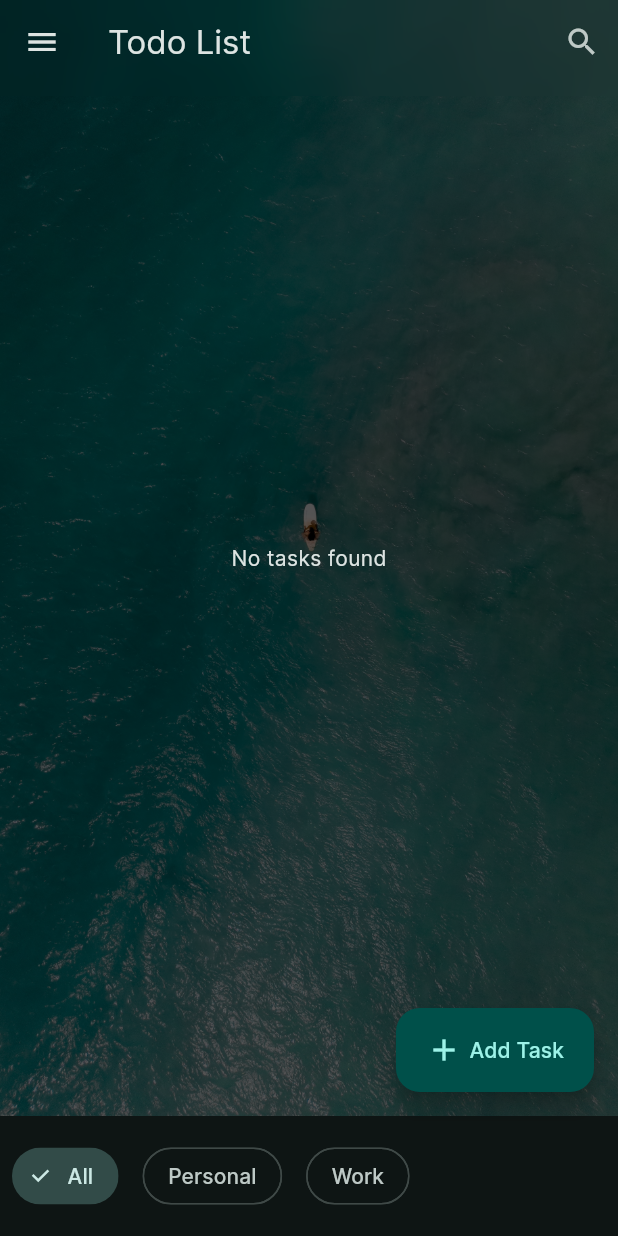
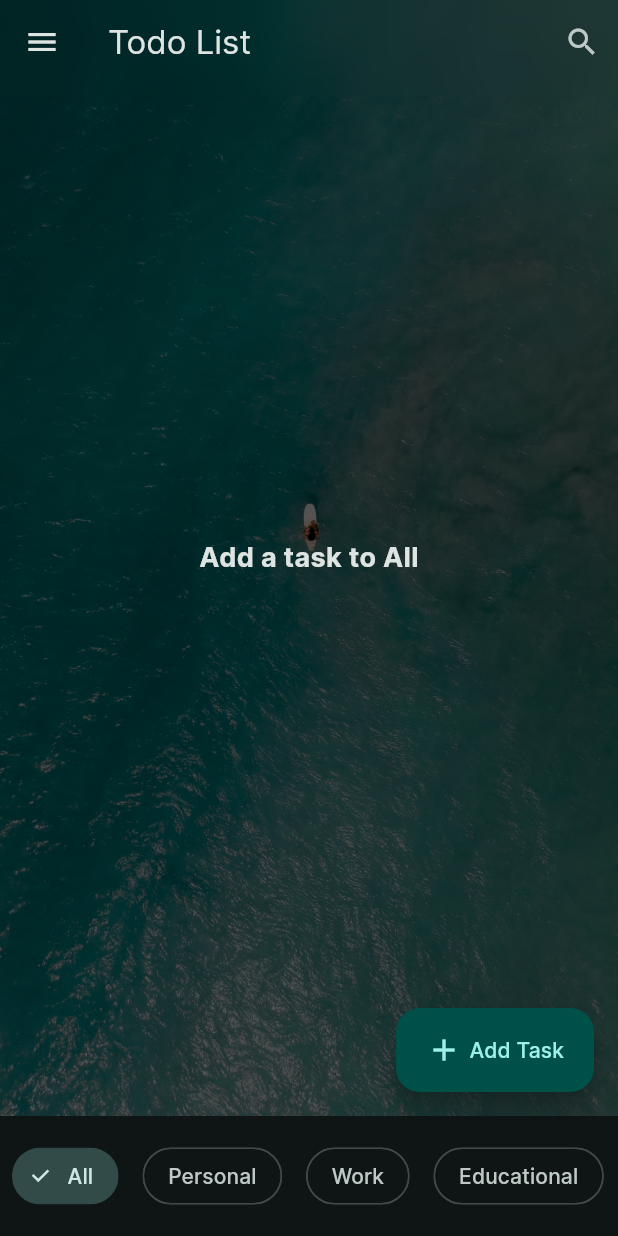
Before and after one commit to indezah/taskapolis, a Flutter app: the screen it shows once a user with an empty profile is signed in, on a phone screen of 412 x 824 dp. Run offline on Flutter 3.47's test engine with Material 2 defaults, Android fonts, the phone set to English and light mode, and no system bars; our stand-ins replace cloud_firestore, firebase_auth, firebase_core, flutter_colorpicker; accounts and stored records are empty.

Commit message:
finished filters

```diff
--- a/lib/pages/home.dart
+++ b/lib/pages/home.dart
@@ -22,7 +22,6 @@ class HomePage extends StatefulWidget {
 List<String> list = <String>['One', 'Two', 'Three', 'Four'];
 
 class _HomePageState extends State<HomePage> with TickerProviderStateMixin {
-  String selectedCategory = 'Personal';
   String selectedFilter = 'All';
   final String userId =
       FirebaseAuth.instance.currentUser!.uid; // Get the current user's ID
@@ -122,7 +121,7 @@ class _HomePageState extends State<HomePage> with TickerProviderStateMixin {
         ),
       ),
       body: Container(
-        decoration: const BoxDecoration(
+        decoration: BoxDecoration(
           //   gradient: LinearGradient(
           //       colors: [
           //         const Color(0xFF3366FF),
@@ -144,26 +143,30 @@ class _HomePageState extends State<HomePage> with TickerProviderStateMixin {
           stream: FirebaseFirestore.instance
               .collection('tasks')
               .where('uid', isEqualTo: userId)
-              .where('category',
-                  isEqualTo: selectedFilter == "All"
-                      ? ["Personal", "Work", "Educational"]
-                      : selectedFilter)
               .snapshots(),
           builder:
               (BuildContext context, AsyncSnapshot<QuerySnapshot> snapshot) {
             if (snapshot.hasError) {
-              return const Text('Something went wrong');
+              return const Center(
+                child: Text('Something went wrong'),
+              );
             }
 
             if (snapshot.connectionState == ConnectionState.waiting) {
-              return const Text("Loading");
+              return const Center(
+                child: CircularProgressIndicator(),
+              );
             }
 
             // if empty show empty message
             if (snapshot.data!.docs.isEmpty) {
-              return const Center(
-                child: Text('No tasks found'),
-              );
+              return Center(
+                  child: Text('Add a task to $selectedFilter',
+                      style: TextStyle(
+                        fontSize: 18,
+                        fontWeight: FontWeight.bold,
+                        color: Theme.of(context).colorScheme.onBackground,
+                      )));
             }
 
             // Sort tasks into "Today" and "Later"
@@ -181,6 +184,12 @@ class _HomePageState extends State<HomePage> with TickerProviderStateMixin {
             for (DocumentSnapshot document in snapshot.data!.docs) {
               Map<String, dynamic> data =
                   document.data() as Map<String, dynamic>;
+
+              // Assuming 'category' is the field name in your Firestore document
+              String? taskCategory = data['category'];
+
+              // Replace 'desiredCategory' with the category you want to filter
+              if (selectedFilter == "All") {
                 DateTime? taskDate = data['timestamp'] != null
                     ? (data['timestamp'] as Timestamp).toDate()
                     : null;
@@ -201,6 +210,44 @@ class _HomePageState extends State<HomePage> with TickerProviderStateMixin {
                   } else {
                     laterTasks.add(document);
                   }
+                }
+              } else {
+                if (taskCategory == selectedFilter) {
+                  DateTime? taskDate = data['timestamp'] != null
+                      ? (data['timestamp'] as Timestamp).toDate()
+                      : null;
+                  bool isToday = taskDate != null &&
+                      now.year == taskDate.year &&
+                      now.month == taskDate.month &&
+                      now.day == taskDate.day;
+                  bool isOverdue = taskDate != null &&
+                      taskDate.isBefore(DateTime(now.year, now.month, now.day));
+                  bool isCompleted = data['completed'];
+                  if (isCompleted) {
+                    completedTasks.add(document);
+                  } else {
+                    if (isOverdue) {
+                      overdueTasks.add(document);
+                    } else if (isToday) {
+                      todayTasks.add(document);
+                    } else {
+                      laterTasks.add(document);
+                    }
+                  }
+                }
+              }
+              if (todayTasks.isEmpty &&
+                  overdueTasks.isEmpty &&
+                  laterTasks.isEmpty &&
+                  completedTasks.isEmpty) {
+                return Center(
+                  child: Text('Add a task to $selectedFilter',
+                      style: TextStyle(
+                        fontSize: 18,
+                        fontWeight: FontWeight.bold,
+                        color: Theme.of(context).colorScheme.onBackground,
+                      )),
+                );
               }
             }
 
@@ -358,6 +405,97 @@ class _HomePageState extends State<HomePage> with TickerProviderStateMixin {
                       },
                     ),
                   ),
+                  Padding(
+                    padding: const EdgeInsets.all(8.0),
+                    child: FilterChip(
+                      selected: selectedFilter == 'Educational',
+                      shape: RoundedRectangleBorder(
+                        borderRadius: BorderRadius.circular(40),
+                      ),
+                      label: const Text('Educational'),
+                      onSelected: (bool value) {
+                        setState(() {
+                          selectedFilter = 'Educational';
+                        });
+                      },
+                    ),
+                  ),
+                  Padding(
+                    padding: const EdgeInsets.all(8.0),
+                    child: FilterChip(
+                      selected: selectedFilter == 'Health',
+                      shape: RoundedRectangleBorder(
+                        borderRadius: BorderRadius.circular(40),
+                      ),
+                      label: const Text('Health'),
+                      onSelected: (bool value) {
+                        setState(() {
+                          selectedFilter = 'Health';
+                        });
+                      },
+                    ),
+                  ),
+                  Padding(
+                    padding: const EdgeInsets.all(8.0),
+                    child: FilterChip(
+                      selected: selectedFilter == 'Finance',
+                      shape: RoundedRectangleBorder(
+                        borderRadius: BorderRadius.circular(40),
+                      ),
+                      label: const Text('Finance'),
+                      onSelected: (bool value) {
+                        setState(() {
+                          selectedFilter = 'Finance';
+                        });
+                      },
+                    ),
+                  ),
+                  Padding(
+                    padding: const EdgeInsets.all(8.0),
+                    child: FilterChip(
+                      selected: selectedFilter == 'Family',
+                      shape: RoundedRectangleBorder(
+                        borderRadius: BorderRadius.circular(40),
+                      ),
+                      label: const Text('Family'),
+                      onSelected: (bool value) {
+                        setState(() {
+                          selectedFilter = 'Family';
+                        });
+                      },
+                    ),
+                  ),
+                  Padding(
+                    padding: const EdgeInsets.all(8.0),
+                    child: FilterChip(
+                      selected: selectedFilter == 'Social',
+                      shape: RoundedRectangleBorder(
+                        borderRadius: BorderRadius.circular(40),
+                      ),
+                      label: const Text('Social'),
+                      onSelected: (bool value) {
+                        setState(() {
+                          selectedFilter = 'Social';
+                        });
+                      },
+                    ),
+                  ),
+                  Padding(
+                    padding: const EdgeInsets.all(8.0),
+                    child: FilterChip(
+                      selected: selectedFilter == 'Other',
+                      shape: RoundedRectangleBorder(
+                        borderRadius: BorderRadius.circular(40),
+                      ),
+                      label: const Text('Other'),
+                      onSelected: (bool value) {
+                        setState(() {
+                          selectedFilter = 'Other';
+                        });
+                      },
+                    ),
+                  ),
+
                   // Add more chips here
                 ],
               ),
```
Lines whose indentation alone changed are shown as unchanged.
